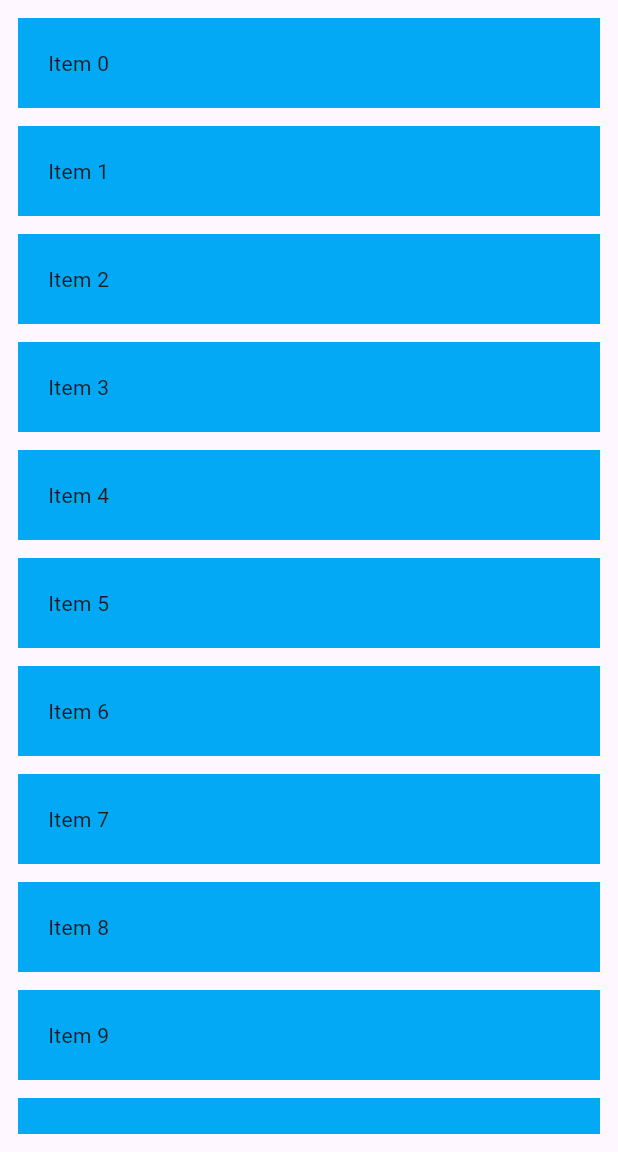
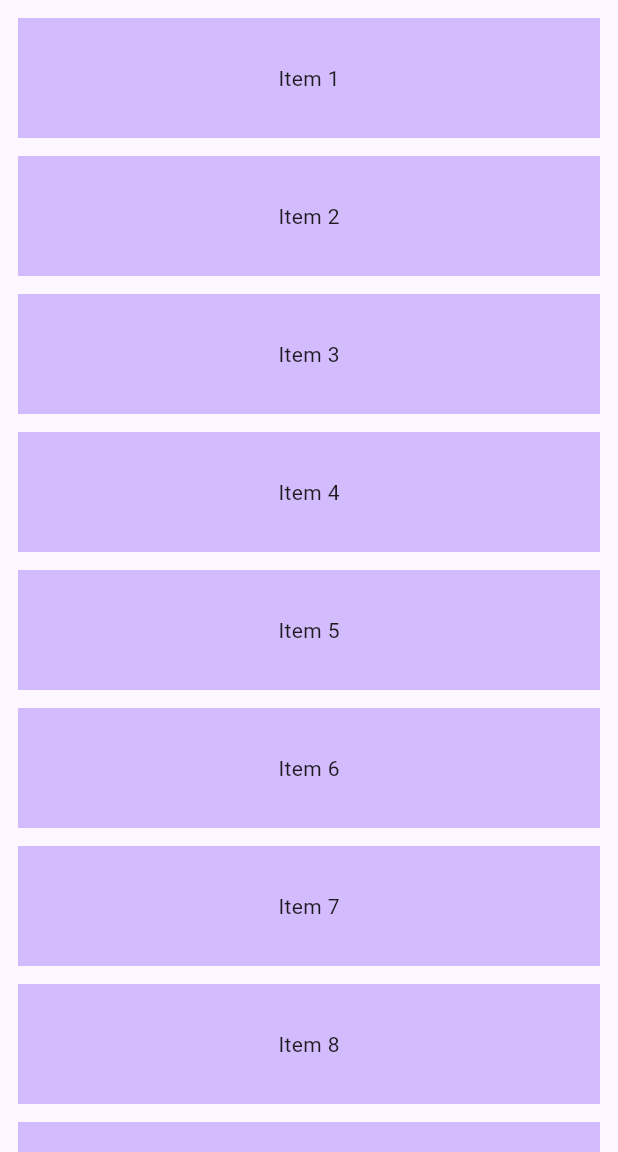
Before and after one commit to nguyentrinh2611/slidable, a Flutter app: the ListItem screen opened by its route, on a phone screen of 412 x 824 dp, the part 84-1236 px from its top. Run offline on Flutter 3.47's test engine with Material 3 defaults, Android fonts, the phone set to English and light mode, and no system bars.

Commit message:
implement item slidable

```diff
--- /dev/null
+++ b/lib/components/item_slidable.dart
@@ -0,0 +1,100 @@
+import 'package:flutter/material.dart';
+
+class ItemSlidable extends StatefulWidget {
+  final int index;
+  const ItemSlidable({super.key, required this.index});
+
+  @override
+  State<ItemSlidable> createState() => _ItemSlidableState();
+}
+
+class _ItemSlidableState extends State<ItemSlidable> with TickerProviderStateMixin {
+  late AnimationController animationController;
+  late Animation<Offset> animationOffset;
+
+  @override
+  void initState() {
+    super.initState();
+    animationController =
+        AnimationController(vsync: this, duration: const Duration(milliseconds: 200));
+    animationOffset = Tween(begin: const Offset(0, 0), end: const Offset(-0.4, 0))
+        .animate(CurveTween(curve: Curves.linear).animate(animationController));
+  }
+
+  @override
+  Widget build(BuildContext context) {
+    return GestureDetector(
+      onTap: () {
+        animationController.animateTo(0.0);
+      },
+      onHorizontalDragUpdate: (data) {
+        animationController.value -= (data.primaryDelta! / (context.size!.width * 0.4));
+      },
+      onHorizontalDragEnd: (data) {
+        if (data.primaryVelocity! > 1500) {
+          animationController.animateTo(0.0);
+        } else if (animationController.value >= 0.5 || data.primaryVelocity! < -1500) {
+          animationController.animateTo(1.0);
+        } else {
+          animationController.animateTo(0.0);
+        }
+      },
+      child: LayoutBuilder(builder: (context, constraints) {
+        return Stack(
+          children: [
+            SlideTransition(
+              position: animationOffset,
+              child: Container(
+                margin: const EdgeInsets.only(top: 12),
+                width: double.infinity,
+                height: 80,
+                alignment: Alignment.center,
+                color: Theme.of(context).colorScheme.inversePrimary,
+                child: Text("Item ${widget.index}"),
+              ),
+            ),
+            AnimatedBuilder(
+                animation: animationOffset,
+                builder: (context, child) {
+                  if (animationOffset.value.dx < 0) {
+                    return Positioned(
+                        right: 0,
+                        bottom: 0,
+                        child: Row(
+                          children: [
+                            Container(
+                                width: (constraints.maxWidth * animationOffset.value.dx * -1) / 2,
+                                color: Colors.redAccent,
+                                height: 80,
+                                child: IconButton(
+                                    onPressed: () {
+                                      animationController.animateTo(0.0);
+                                    },
+                                    icon: const Icon(
+                                      Icons.delete,
+                                      color: Colors.white,
+                                    ))),
+                            Container(
+                              width: (constraints.maxWidth * animationOffset.value.dx * -1) / 2,
+                              height: 80,
+                              color: Colors.green,
+                              child: IconButton(
+                                  onPressed: () {
+                                    animationController.animateTo(0.0);
+                                  },
+                                  icon: const Icon(
+                                    Icons.notifications_off_outlined,
+                                    color: Colors.white,
+                                  )),
+                            ),
+                          ],
+                        ));
+                  }
+                  return Container();
+                }),
+          ],
+        );
+      }),
+    );
+  }
+}
--- a/lib/views/list_item.dart
+++ b/lib/views/list_item.dart
@@ -1,4 +1,5 @@
 import 'package:flutter/material.dart';
+import 'package:slidable/components/item_slidable.dart';
 
 class ListItem extends StatefulWidget {
   const ListItem({super.key});
@@ -16,16 +17,12 @@ class _MyHomePageState extends State<ListItem> {
         backgroundColor: Theme.of(context).colorScheme.inversePrimary,
       ),
       body: Container(
-        padding: EdgeInsets.all(12),
+        padding: const EdgeInsets.symmetric(horizontal: 12),
         child: SingleChildScrollView(
           child: Column(
             children: List.generate(50, (item) {
-              return Container(
-                margin: EdgeInsets.only(bottom: 12),
-                width: double.infinity,
-                padding: const EdgeInsets.all(20),
-                color: Colors.lightBlue,
-                child: Text("Item $item"),
+              return ItemSlidable(
+                index: item + 1,
               );
             }),
           ),
```
